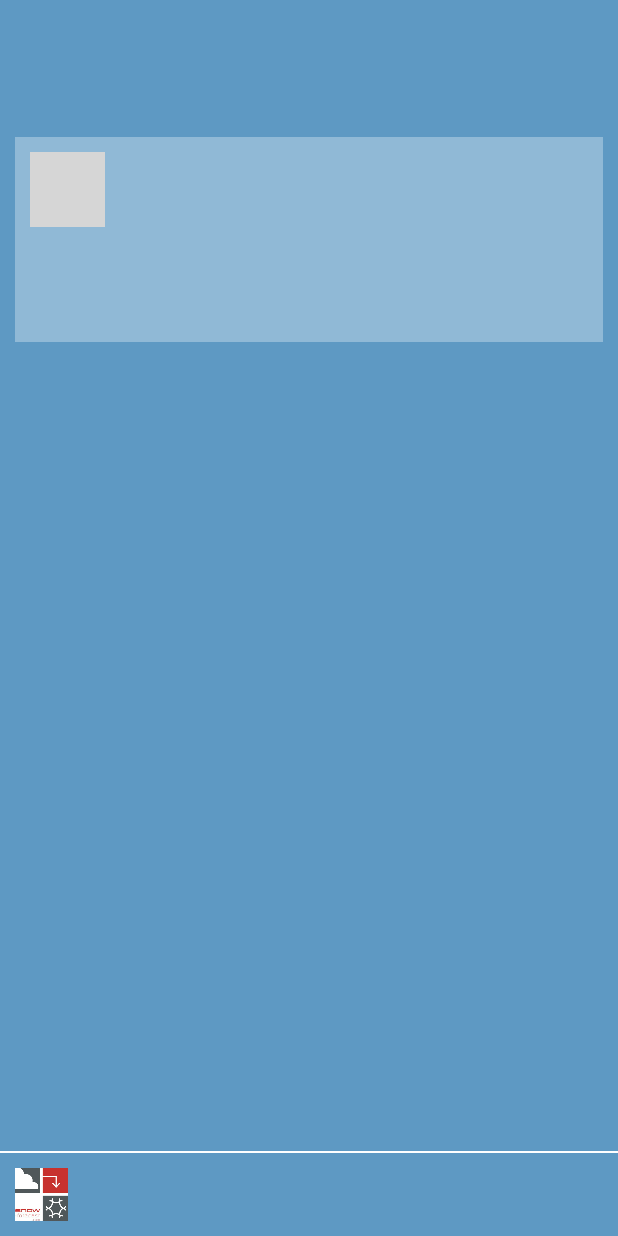
After one commit to shayantabatabaee/TehranSki, an Android app: the NotificationActivity screen opened directly, with no data from a screen before it, on a phone screen of 412 x 824 dp. The commit adds this screen. Run offline under Robolectric (Android 15) with nearby library versions, the phone set to English and light mode, and no system bars; network calls fail; grey boxes are pictures that could not be loaded.

Commit message:
Notifications Successfully Handled.

```diff
--- /dev/null
+++ b/app/src/main/java/com/gravity/tehranski/app/NotificationActivity.java
@@ -0,0 +1,40 @@
+package com.gravity.tehranski.app;
+
+import android.os.Bundle;
+import android.support.annotation.Nullable;
+import android.support.v7.app.AppCompatActivity;
+import android.widget.TextView;
+
+import com.gravity.tehranski.R;
+
+
+public class NotificationActivity extends AppCompatActivity {
+
+
+    //Views Objcets
+    private TextView title;
+    private TextView body;
+
+    @Override
+    protected void onCreate(@Nullable Bundle savedInstanceState) {
+        super.onCreate(savedInstanceState);
+        setContentView(R.layout.activity_notification);
+
+        findViews();
+
+        if (getIntent().getExtras() != null) {
+            String textTitle = getIntent().getExtras().get("title").toString();
+            String textBody = getIntent().getExtras().get("body").toString();
+
+            title.setText(textTitle);
+            body.setText(textBody);
+        }
+    }
+
+    private void findViews() {
+        title = (TextView) findViewById(R.id.notificationTitle);
+        body = (TextView) findViewById(R.id.textBody);
+    }
+
+
+}
--- a/app/src/main/java/com/gravity/tehranski/business/net/VolleyHelper.java
+++ b/app/src/main/java/com/gravity/tehranski/business/net/VolleyHelper.java
@@ -84,6 +84,10 @@ public class VolleyHelper {
         System.out.println("canceled" + tag);
     }
 
+    public void clearCache(String key) {
+        requestQueue.getCache().remove(createUrl(key));
+    }
+
     private String createUrl(String resortName) {
         return "http://www.snow-forecast.com/resorts/" + resortName + "/feed.xml";
     }
--- /dev/null
+++ b/app/src/main/res/layout/activity_notification.xml
@@ -0,0 +1,66 @@
+<?xml version="1.0" encoding="utf-8"?>
+<LinearLayout xmlns:android="http://schemas.android.com/apk/res/android"
+    android:layout_width="match_parent"
+    android:layout_height="match_parent"
+    android:orientation="vertical">
+
+    <LinearLayout
+        android:layout_width="match_parent"
+        android:layout_height="300dp"
+        android:layout_margin="@dimen/activity_margin">
+
+        <RelativeLayout
+            android:layout_width="match_parent"
+            android:layout_height="wrap_content"
+            android:layout_gravity="center"
+            android:background="@color/colorTopFragment"
+            android:padding="@dimen/activity_margin">
+
+            <ImageView
+                android:id="@+id/notificationImage"
+                android:layout_width="50dp"
+                android:layout_height="50dp"
+                android:src="@drawable/notifcationactivityimg" />
+
+            <TextView
+                android:id="@+id/notificationTitle"
+                android:layout_width="match_parent"
+                android:layout_height="wrap_content"
+                android:layout_below="@id/notificationImage"
+                android:layout_marginTop="@dimen/activity_margin"
+                android:textSize="20sp"
+                android:textStyle="bold" />
+
+            <TextView
+                android:id="@+id/textBody"
+                android:layout_width="match_parent"
+                android:layout_height="wrap_content"
+                android:layout_below="@id/notificationTitle"
+                android:layout_marginTop="@dimen/activity_margin" />
+
+        </RelativeLayout>
+
+    </LinearLayout>
+
+    <View
+        android:layout_width="match_parent"
+        android:layout_height="wrap_content"
+        android:layout_weight="1" />
+
+    <View
+        android:layout_width="match_parent"
+        android:layout_height="1dp"
+        android:background="@color/colorWhite"
+        android:gravity="bottom" />
+
+    <ImageView
+        android:id="@+id/logo"
+        android:layout_width="35dp"
+        android:layout_height="35dp"
+        android:layout_gravity="bottom"
+        android:layout_margin="@dimen/activity_margin"
+        android:contentDescription="@string/logo_description"
+        android:src="@drawable/logo" />
+
+
+</LinearLayout>
--- a/app/src/main/res/values/strings.xml
+++ b/app/src/main/res/values/strings.xml
@@ -3,4 +3,5 @@
     <string name="process_error">Processing error, please try again later</string>
     <string name="retrieve_error">Retrieving error, please try again later</string>
     <string name="logo_description">Snow Forecast Website Logo</string>
+    <string name="play_service_error">update / Enable Google Play Service To Get Notifications</string>
 </resources>
```
Also changed, not shown: app/build.gradle (+6 -1 lines), app/src/main/AndroidManifest.xml (+16 -6 lines), app/src/main/java/com/gravity/tehranski/app/HomeActivity.java (+20 -0 lines), app/src/main/java/com/gravity/tehranski/app/SkiResortFragment.java (+24 -7 lines), app/src/main/java/com/gravity/tehranski/business/SkiResortRepository.java (+23 -9 lines), app/src/main/java/com/gravity/tehranski/business/net/MyFirebaseMessagingService.java (added, +54 -0 lines), app/src/main/res/drawable/notification_icon.png (added).
